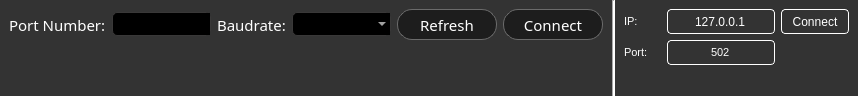
IlyaZh/Maiman-MCBS, file multibench/widgets/connectionwidget.ui: the form before one commit.
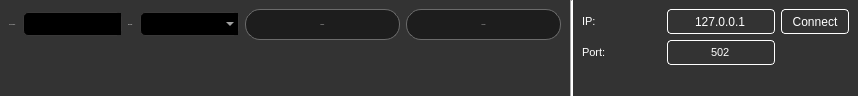
The form after the commit. Icons and pictures are not drawn.

```diff
--- a/multibench/widgets/connectionwidget.ui
+++ b/multibench/widgets/connectionwidget.ui
@@ -68,9 +68,15 @@
         <property name="font">
          <font>
           <family>Poppins</family>
-          <pointsize>11</pointsize>
+          <pointsize>-1</pointsize>
+          <weight>50</weight>
+          <italic>false</italic>
+          <bold>false</bold>
          </font>
         </property>
+        <property name="styleSheet">
+         <string notr="true">font: 14px &quot;Poppins&quot;;</string>
+        </property>
         <property name="text">
          <string>Baudrate:</string>
         </property>
@@ -121,9 +127,15 @@
         <property name="font">
          <font>
           <family>Poppins</family>
-          <pointsize>11</pointsize>
+          <pointsize>-1</pointsize>
+          <weight>50</weight>
+          <italic>false</italic>
+          <bold>false</bold>
          </font>
         </property>
+        <property name="styleSheet">
+         <string notr="true">font: 14px &quot;Poppins&quot;;</string>
+        </property>
         <property name="text">
          <string>Port Number:</string>
         </property>
@@ -186,7 +198,7 @@
         <property name="font">
          <font>
           <family>Poppins</family>
-          <pointsize>11</pointsize>
+          <pointsize>-1</pointsize>
           <weight>50</weight>
           <italic>false</italic>
           <bold>false</bold>
@@ -232,7 +244,7 @@
         <property name="font">
          <font>
           <family>Poppins</family>
-          <pointsize>11</pointsize>
+          <pointsize>-1</pointsize>
           <weight>50</weight>
           <italic>false</italic>
           <bold>false</bold>
```
Left out of the diff: 4 changed lines with no effect on the pictures.
